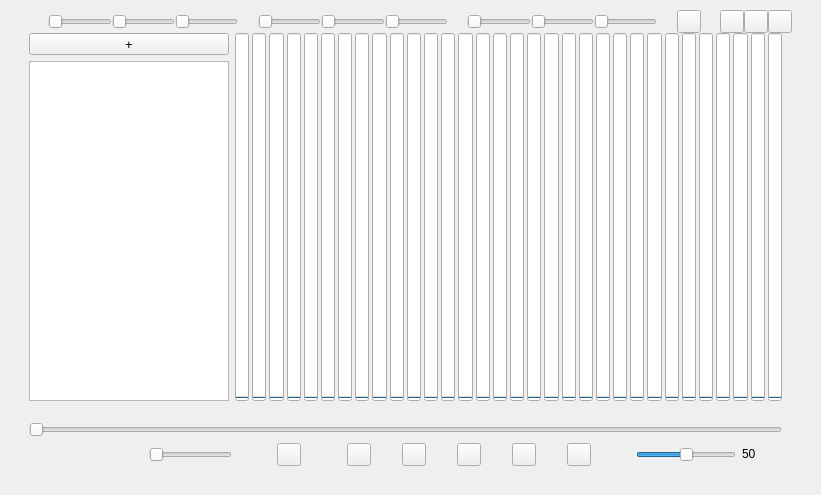
Before: the Qt Designer form LEDioPlayer/widget.ui in sovadim/LEDioPlayer, drawn with Qt 5.
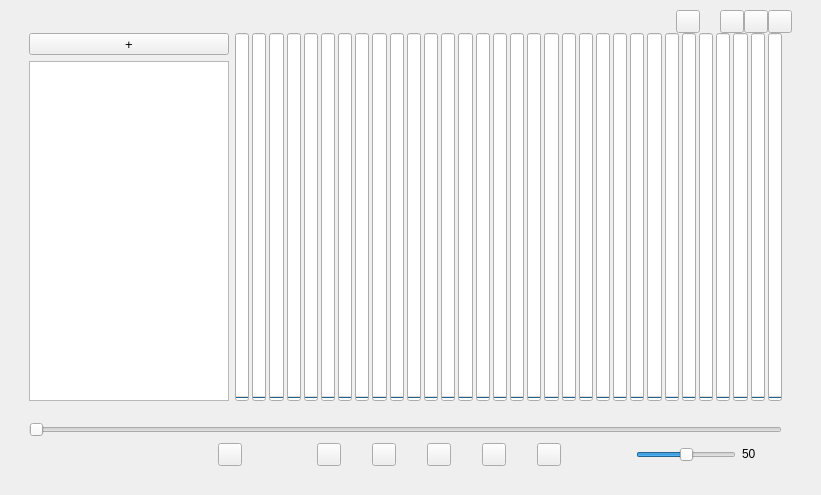
After: the same form once the commit is applied.

Patch:
```diff
--- a/LEDioPlayer/widget.ui
+++ b/LEDioPlayer/widget.ui
@@ -57,135 +57,6 @@
           <property name="spacing">
            <number>0</number>
           </property>
-          <item>
-           <spacer name="horizontalSpacer_8">
-            <property name="orientation">
-             <enum>Qt::Horizontal</enum>
-            </property>
-            <property name="sizeHint" stdset="0">
-             <size>
-              <width>40</width>
-              <height>20</height>
-             </size>
-            </property>
-           </spacer>
-          </item>
-          <item>
-           <widget class="QSlider" name="v1r">
-            <property name="maximum">
-             <number>255</number>
-            </property>
-            <property name="orientation">
-             <enum>Qt::Horizontal</enum>
-            </property>
-           </widget>
-          </item>
-          <item>
-           <widget class="QSlider" name="v1g">
-            <property name="maximum">
-             <number>255</number>
-            </property>
-            <property name="orientation">
-             <enum>Qt::Horizontal</enum>
-            </property>
-           </widget>
-          </item>
-          <item>
-           <widget class="QSlider" name="v1b">
-            <property name="maximum">
-             <number>255</number>
-            </property>
-            <property name="orientation">
-             <enum>Qt::Horizontal</enum>
-            </property>
-           </widget>
-          </item>
-          <item>
-           <spacer name="horizontalSpacer_10">
-            <property name="orientation">
-             <enum>Qt::Horizontal</enum>
-            </property>
-            <property name="sizeHint" stdset="0">
-             <size>
-              <width>40</width>
-              <height>20</height>
-             </size>
-            </property>
-           </spacer>
-          </item>
-          <item>
-           <widget class="QSlider" name="v2r">
-            <property name="maximum">
-             <number>255</number>
-            </property>
-            <property name="orientation">
-             <enum>Qt::Horizontal</enum>
-            </property>
-           </widget>
-          </item>
-          <item>
-           <widget class="QSlider" name="v2g">
-            <property name="maximum">
-             <number>255</number>
-            </property>
-            <property name="orientation">
-             <enum>Qt::Horizontal</enum>
-            </property>
-           </widget>
-          </item>
-          <item>
-           <widget class="QSlider" name="v2b">
-            <property name="maximum">
-             <number>255</number>
-            </property>
-            <property name="orientation">
-             <enum>Qt::Horizontal</enum>
-            </property>
-           </widget>
-          </item>
-          <item>
-           <spacer name="horizontalSpacer_11">
-            <property name="orientation">
-             <enum>Qt::Horizontal</enum>
-            </property>
-            <property name="sizeHint" stdset="0">
-             <size>
-              <width>40</width>
-              <height>20</height>
-             </size>
-            </property>
-           </spacer>
-          </item>
-          <item>
-           <widget class="QSlider" name="v3r">
-            <property name="maximum">
-             <number>255</number>
-            </property>
-            <property name="orientation">
-             <enum>Qt::Horizontal</enum>
-            </property>
-           </widget>
-          </item>
-          <item>
-           <widget class="QSlider" name="v3g">
-            <property name="maximum">
-             <number>255</number>
-            </property>
-            <property name="orientation">
-             <enum>Qt::Horizontal</enum>
-            </property>
-           </widget>
-          </item>
-          <item>
-           <widget class="QSlider" name="v3b">
-            <property name="maximum">
-             <number>255</number>
-            </property>
-            <property name="orientation">
-             <enum>Qt::Horizontal</enum>
-            </property>
-           </widget>
-          </item>
           <item>
            <spacer name="horizontalSpacer_13">
             <property name="orientation">
@@ -211,9 +82,12 @@
             <property name="orientation">
              <enum>Qt::Horizontal</enum>
             </property>
+            <property name="sizeType">
+             <enum>QSizePolicy::Fixed</enum>
+            </property>
             <property name="sizeHint" stdset="0">
              <size>
-              <width>40</width>
+              <width>20</width>
               <height>20</height>
              </size>
             </property>
@@ -1206,16 +1080,6 @@
               </property>
              </spacer>
             </item>
-            <item>
-             <widget class="QSlider" name="level">
-              <property name="maximum">
-               <number>100</number>
-              </property>
-              <property name="orientation">
-               <enum>Qt::Horizontal</enum>
-              </property>
-             </widget>
-            </item>
             <item>
              <spacer name="horizontalSpacer_12">
               <property name="orientation">
```
Left out of the diff: 2 changed lines with no effect on the pictures.
